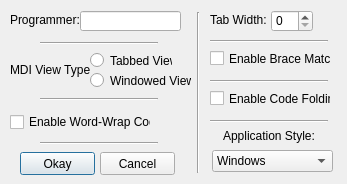
Before: the Qt Designer form options.ui in Codeh4ck/QtLuaPad, drawn with Qt 5.
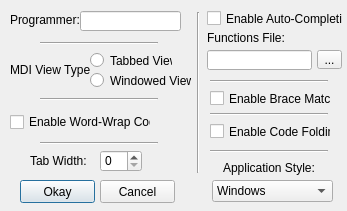
After: the same form once the commit is applied. Icons and pictures are not drawn.

Commit message: Auto-completion added. Added new forms as well. TODO: Quest Creator and Find Text.

Diff of the .ui file:
```diff
--- a/options.ui
+++ b/options.ui
@@ -7,7 +7,7 @@
     <x>0</x>
     <y>0</y>
     <width>347</width>
-    <height>184</height>
+    <height>211</height>
    </rect>
   </property>
   <property name="windowTitle">
@@ -21,7 +21,7 @@
    <property name="geometry">
     <rect>
      <x>20</x>
-     <y>152</y>
+     <y>180</y>
      <width>75</width>
      <height>23</height>
     </rect>
@@ -34,7 +34,7 @@
    <property name="geometry">
     <rect>
      <x>100</x>
-     <y>152</y>
+     <y>180</y>
      <width>75</width>
      <height>23</height>
     </rect>
@@ -173,8 +173,8 @@
   <widget class="QLabel" name="label_3">
    <property name="geometry">
     <rect>
-     <x>210</x>
-     <y>12</y>
+     <x>30</x>
+     <y>153</y>
      <width>61</width>
      <height>16</height>
     </rect>
@@ -186,8 +186,8 @@
   <widget class="QSpinBox" name="spinTab">
    <property name="geometry">
     <rect>
-     <x>271</x>
-     <y>10</y>
+     <x>100</x>
+     <y>150</y>
      <width>42</width>
      <height>22</height>
     </rect>
@@ -200,7 +200,7 @@
    <property name="geometry">
     <rect>
      <x>210</x>
-     <y>40</y>
+     <y>80</y>
      <width>118</width>
      <height>3</height>
     </rect>
@@ -213,7 +213,7 @@
    <property name="geometry">
     <rect>
      <x>210</x>
-     <y>50</y>
+     <y>90</y>
      <width>121</width>
      <height>17</height>
     </rect>
@@ -226,7 +226,7 @@
    <property name="geometry">
     <rect>
      <x>210</x>
-     <y>80</y>
+     <y>113</y>
      <width>118</width>
      <height>3</height>
     </rect>
@@ -239,7 +239,7 @@
    <property name="geometry">
     <rect>
      <x>210</x>
-     <y>90</y>
+     <y>123</y>
      <width>121</width>
      <height>17</height>
     </rect>
@@ -252,7 +252,7 @@
    <property name="geometry">
     <rect>
      <x>210</x>
-     <y>120</y>
+     <y>150</y>
      <width>118</width>
      <height>3</height>
     </rect>
@@ -265,7 +265,7 @@
    <property name="geometry">
     <rect>
      <x>223</x>
-     <y>128</y>
+     <y>160</y>
      <width>91</width>
      <height>16</height>
     </rect>
@@ -278,7 +278,7 @@
    <property name="geometry">
     <rect>
      <x>212</x>
-     <y>150</y>
+     <y>180</y>
      <width>121</width>
      <height>22</height>
     </rect>
@@ -314,6 +314,55 @@
     </property>
    </item>
   </widget>
+  <widget class="QLabel" name="label_5">
+   <property name="geometry">
+    <rect>
+     <x>207</x>
+     <y>30</y>
+     <width>91</width>
+     <height>16</height>
+    </rect>
+   </property>
+   <property name="text">
+    <string>Functions File:</string>
+   </property>
+  </widget>
+  <widget class="QLineEdit" name="funcFile">
+   <property name="geometry">
+    <rect>
+     <x>207</x>
+     <y>50</y>
+     <width>105</width>
+     <height>20</height>
+    </rect>
+   </property>
+  </widget>
+  <widget class="QToolButton" name="browseBtn">
+   <property name="geometry">
+    <rect>
+     <x>317</x>
+     <y>50</y>
+     <width>25</width>
+     <height>19</height>
+    </rect>
+   </property>
+   <property name="text">
+    <string>...</string>
+   </property>
+  </widget>
+  <widget class="QCheckBox" name="cbAutoComplete">
+   <property name="geometry">
+    <rect>
+     <x>207</x>
+     <y>10</y>
+     <width>136</width>
+     <height>17</height>
+    </rect>
+   </property>
+   <property name="text">
+    <string>Enable Auto-Completion</string>
+   </property>
+  </widget>
  </widget>
  <resources>
   <include location="icons/res_icon.qrc"/>
```
The commit also changes 11 other files.
